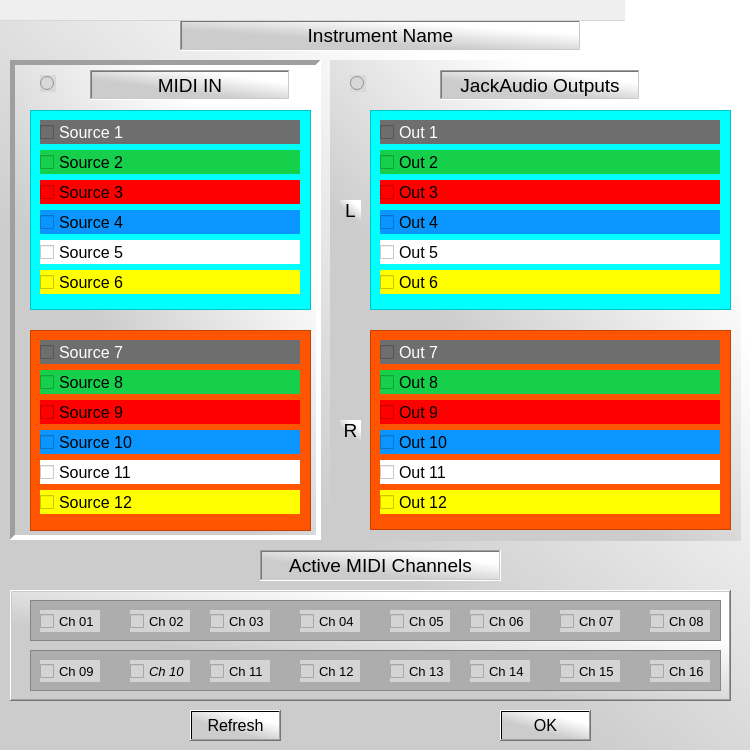
The window that AdjRaspi5qtSynthApp_2/Dialog_InstrumentConnections.ui (nahumbudin/AdjRaspi5qtSynthApp_2) describes before a commit, drawn with Qt 5.
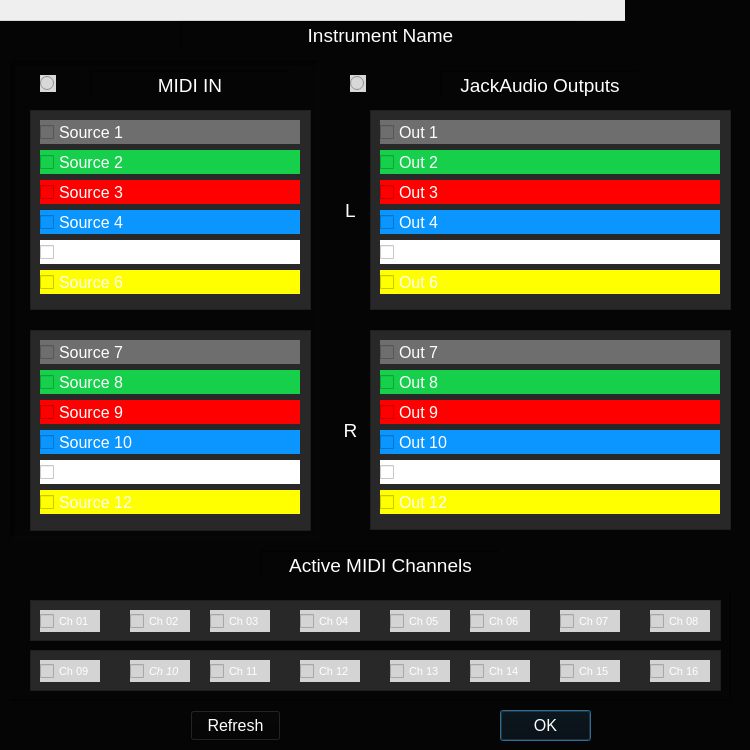
The same window after the commit. Custom widgets are drawn as their Qt base class.

What changed in the file:
```diff
--- a/AdjRaspi5qtSynthApp_2/Dialog_InstrumentConnections.ui
+++ b/AdjRaspi5qtSynthApp_2/Dialog_InstrumentConnections.ui
@@ -38,8 +38,8 @@
     </rect>
    </property>
    <property name="styleSheet">
-    <string notr="true">background-color: rgb(182, 182, 182);
-background-color: qlineargradient(spread:pad, x1:0.403, y1:0.664773, x2:0.767, y2:0.249273, stop:0 rgba(204, 204, 204, 255), stop:1 rgba(255, 255, 255, 255));</string>
+    <string notr="true">background-color: rgb(5, 5, 5);
+color: rgb(255, 255, 255);</string>
    </property>
    <widget class="QFrame" name="frame_MIDI">
     <property name="geometry">
@@ -72,7 +72,8 @@
       </rect>
      </property>
      <property name="styleSheet">
-      <string notr="true">background-color: rgb(0, 255, 255);</string>
+      <string notr="true">background-color: rgb(40,40,40);
+color: rgb(255, 255, 255);</string>
      </property>
      <property name="frameShape">
       <enum>QFrame::StyledPanel</enum>
@@ -453,7 +454,8 @@
       </rect>
      </property>
      <property name="styleSheet">
-      <string notr="true">background-color: rgb(255, 85, 0);</string>
+      <string notr="true">background-color: rgb(40,40,40);
+color: rgb(255, 255, 255);</string>
      </property>
      <property name="frameShape">
       <enum>QFrame::StyledPanel</enum>
@@ -700,7 +702,8 @@
       </rect>
      </property>
      <property name="styleSheet">
-      <string notr="true">background-color: rgb(0, 255, 255);</string>
+      <string notr="true">background-color: rgb(40,40,40);
+color: rgb(255, 255, 255);</string>
      </property>
      <property name="frameShape">
       <enum>QFrame::StyledPanel</enum>
@@ -898,7 +901,8 @@
       </rect>
      </property>
      <property name="styleSheet">
-      <string notr="true">background-color: rgb(255, 85, 0);</string>
+      <string notr="true">background-color: rgb(40,40,40);
+color: rgb(255, 255, 255);</string>
      </property>
      <property name="frameShape">
       <enum>QFrame::StyledPanel</enum>
@@ -1159,7 +1163,7 @@
       </rect>
      </property>
      <property name="styleSheet">
-      <string notr="true">background-color: rgb(173, 173, 173);</string>
+      <string notr="true">background-color: rgb(40,40,40);</string>
      </property>
      <property name="frameShape">
       <enum>QFrame::StyledPanel</enum>
@@ -1178,7 +1182,7 @@
       </property>
       <property name="font">
        <font>
-        <pointsize>10</pointsize>
+        <pointsize>8</pointsize>
        </font>
       </property>
       <property name="styleSheet">
@@ -1202,7 +1206,7 @@
       </property>
       <property name="font">
        <font>
-        <pointsize>10</pointsize>
+        <pointsize>8</pointsize>
        </font>
       </property>
       <property name="styleSheet">
@@ -1226,7 +1230,7 @@
       </property>
       <property name="font">
        <font>
-        <pointsize>10</pointsize>
+        <pointsize>8</pointsize>
        </font>
       </property>
       <property name="styleSheet">
@@ -1250,7 +1254,7 @@
       </property>
       <property name="font">
        <font>
-        <pointsize>10</pointsize>
+        <pointsize>8</pointsize>
        </font>
       </property>
       <property name="styleSheet">
@@ -1274,7 +1278,7 @@
       </property>
       <property name="font">
        <font>
-        <pointsize>10</pointsize>
+        <pointsize>8</pointsize>
        </font>
       </property>
       <property name="styleSheet">
@@ -1298,7 +1302,7 @@
       </property>
       <property name="font">
        <font>
-        <pointsize>10</pointsize>
+        <pointsize>8</pointsize>
        </font>
       </property>
       <property name="styleSheet">
@@ -1322,7 +1326,7 @@
       </property>
       <property name="font">
        <font>
-        <pointsize>10</pointsize>
+        <pointsize>8</pointsize>
        </font>
       </property>
       <property name="styleSheet">
@@ -1346,7 +1350,7 @@
       </property>
       <property name="font">
        <font>
-        <pointsize>10</pointsize>
+        <pointsize>8</pointsize>
        </font>
       </property>
       <property name="styleSheet">
@@ -1370,7 +1374,7 @@
       </rect>
      </property>
      <property name="styleSheet">
-      <string notr="true">background-color: rgb(173, 173, 173);</string>
+      <string notr="true">background-color: rgb(40,40,40);</string>
      </property>
      <property name="frameShape">
       <enum>QFrame::StyledPanel</enum>
@@ -1389,7 +1393,7 @@
       </property>
       <property name="font">
        <font>
-        <pointsize>10</pointsize>
+        <pointsize>8</pointsize>
        </font>
       </property>
       <property name="styleSheet">
@@ -1413,7 +1417,7 @@
       </property>
       <property name="font">
        <font>
-        <pointsize>10</pointsize>
+        <pointsize>8</pointsize>
         <italic>true</italic>
        </font>
       </property>
@@ -1438,7 +1442,7 @@
       </property>
       <property name="font">
        <font>
-        <pointsize>10</pointsize>
+        <pointsize>8</pointsize>
        </font>
       </property>
       <property name="styleSheet">
@@ -1462,7 +1466,7 @@
       </property>
       <property name="font">
        <font>
-        <pointsize>10</pointsize>
+        <pointsize>8</pointsize>
        </font>
       </property>
       <property name="styleSheet">
@@ -1486,7 +1490,7 @@
       </property>
       <property name="font">
        <font>
-        <pointsize>10</pointsize>
+        <pointsize>8</pointsize>
        </font>
       </property>
       <property name="styleSheet">
@@ -1510,7 +1514,7 @@
       </property>
       <property name="font">
        <font>
-        <pointsize>10</pointsize>
+        <pointsize>8</pointsize>
        </font>
       </property>
       <property name="styleSheet">
@@ -1534,7 +1538,7 @@
       </property>
       <property name="font">
        <font>
-        <pointsize>10</pointsize>
+        <pointsize>8</pointsize>
        </font>
       </property>
       <property name="styleSheet">
@@ -1558,7 +1562,7 @@
       </property>
       <property name="font">
        <font>
-        <pointsize>10</pointsize>
+        <pointsize>8</pointsize>
        </font>
       </property>
       <property name="styleSheet">
@@ -1707,6 +1711,13 @@
    </property>
   </action>
  </widget>
+ <customwidgets>
+  <customwidget>
+   <class>CustomCheckBox</class>
+   <extends>QCheckBox</extends>
+   <header location="global">customcheckbox.h</header>
+  </customwidget>
+ </customwidgets>
  <resources/>
  <connections/>
 </ui>
```
Left out of the diff: 80 changed lines with no effect on the pictures.
